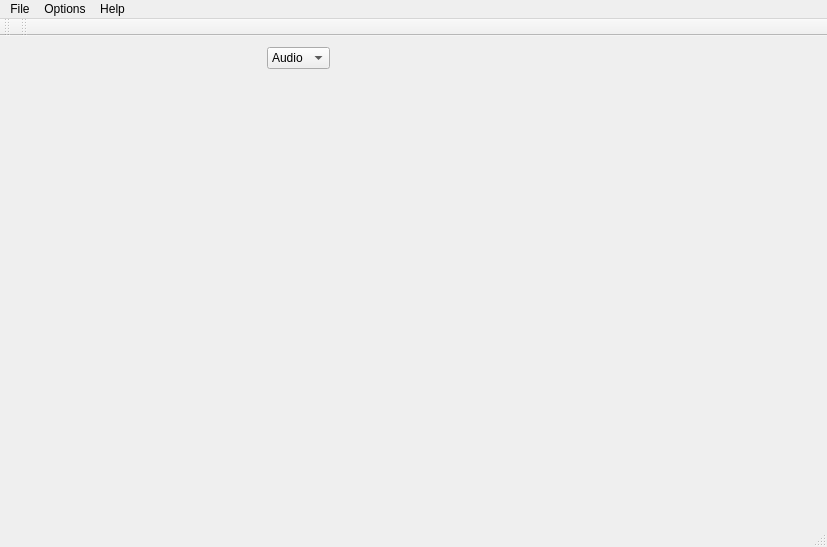
This is src/control/beaglemain.ui in hutchgrant/beagleplayer as Qt 5 draws it before an edit. The edited form follows.
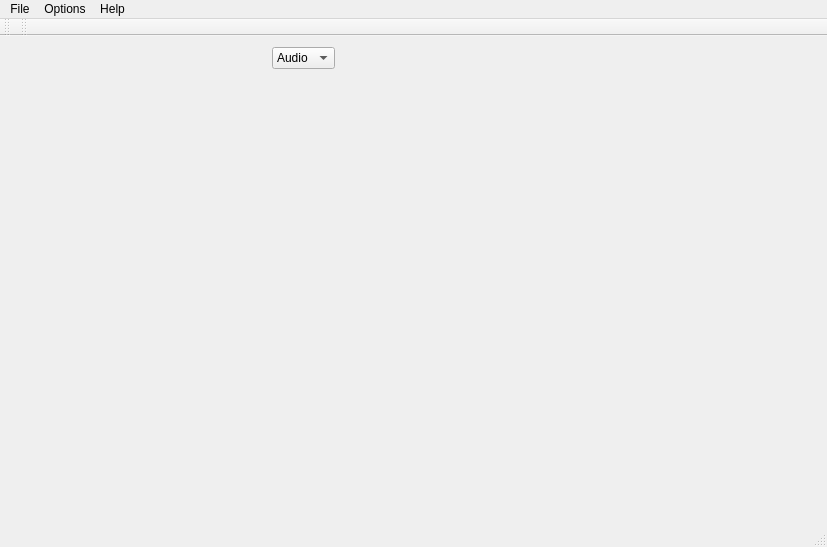
This is the edited form.

```diff
--- a/src/control/beaglemain.ui
+++ b/src/control/beaglemain.ui
@@ -19,7 +19,7 @@
    </property>
    <layout class="QHBoxLayout" name="horizontalLayout">
     <item>
-     <layout class="QGridLayout" name="gridLayout_3" rowstretch="1,6,0,2" columnstretch="25,1,0,9">
+     <layout class="QGridLayout" name="gridLayout_3" rowstretch="1,6,0,3" columnstretch="25,0,0,9">
       <property name="sizeConstraint">
        <enum>QLayout::SetDefaultConstraint</enum>
       </property>
@@ -58,7 +58,7 @@
           </property>
           <property name="sizeHint" stdset="0">
            <size>
-            <width>40</width>
+            <width>10</width>
             <height>20</height>
            </size>
           </property>
@@ -93,7 +93,7 @@
           <property name="sizeHint" stdset="0">
            <size>
             <width>20</width>
-            <height>40</height>
+            <height>5</height>
            </size>
           </property>
          </spacer>
```
